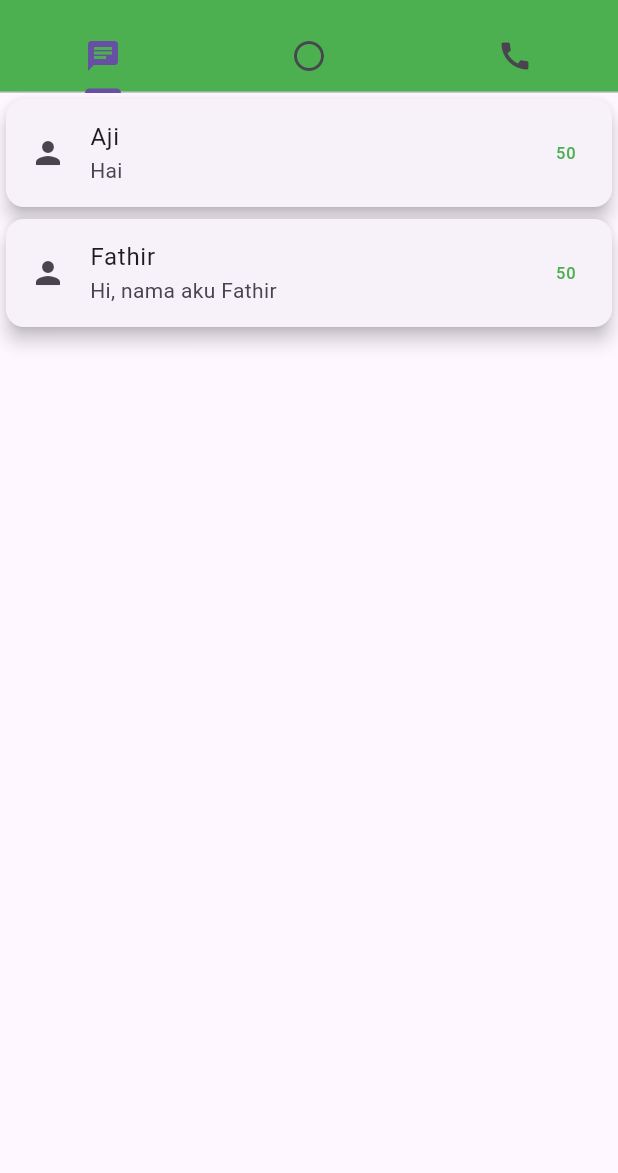
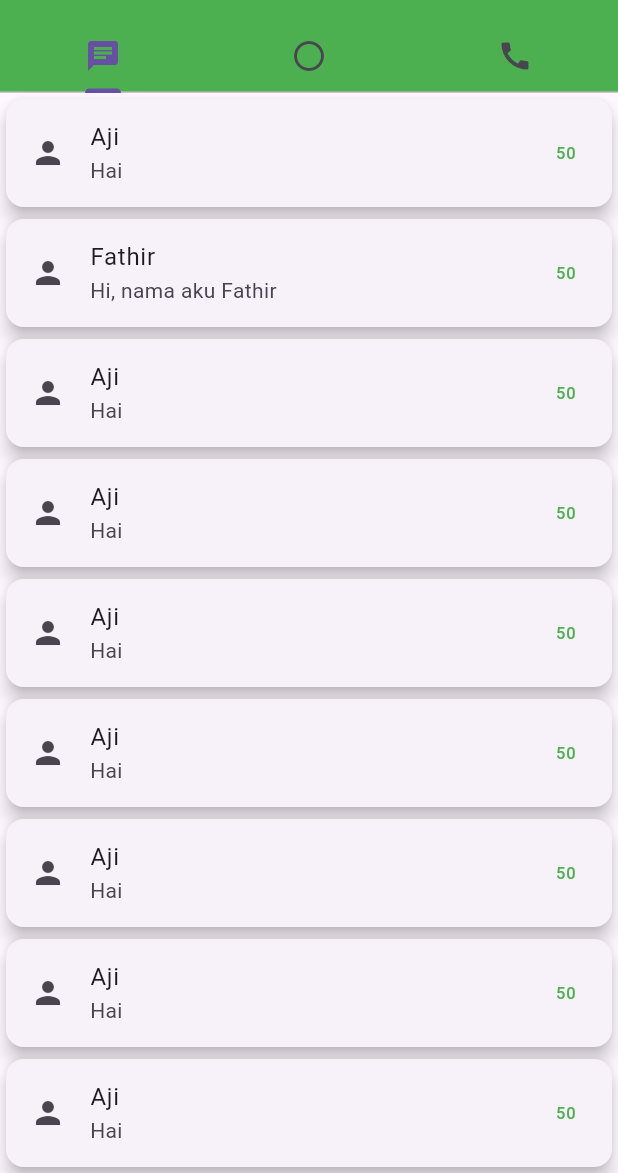
Before and after one commit to 26valdy/WhatsApp-Flutter-Project, a Flutter app: the screen it shows after launch, on a phone screen of 412 x 824 dp, the part 63-1236 px from its top. Run offline on Flutter 3.47's test engine with Material 3 defaults, Android fonts, the phone set to English and light mode, and no system bars.

Commit message:
Merapikan layout dengan widget ListView

```diff
--- a/lib/main.dart
+++ b/lib/main.dart
@@ -68,6 +68,186 @@ class _MyHomePageState extends State<MyHomePage> {
                   leading: Icon(Icons.person),
                   title: Text("Fathir"),
                   subtitle: Text("Hi, nama aku Fathir"),
+                  trailing: Text(
+                    "50",
+                    style: TextStyle(color: Colors.green),
+                  ),
+                ),
+              ),
+              Card(
+                elevation: 5,
+                child: ListTile(
+                  leading: Icon(Icons.person),
+                  title: Text("Aji"),
+                  subtitle: Text("Hai"),
+                  trailing: Text(
+                    "50",
+                    style: TextStyle(color: Colors.green),
+                  ),
+                ),
+              ),
+              Card(
+                elevation: 5,
+                child: ListTile(
+                  leading: Icon(Icons.person),
+                  title: Text("Aji"),
+                  subtitle: Text("Hai"),
+                  trailing: Text(
+                    "50",
+                    style: TextStyle(color: Colors.green),
+                  ),
+                ),
+              ),
+              Card(
+                elevation: 5,
+                child: ListTile(
+                  leading: Icon(Icons.person),
+                  title: Text("Aji"),
+                  subtitle: Text("Hai"),
+                  trailing: Text(
+                    "50",
+                    style: TextStyle(color: Colors.green),
+                  ),
+                ),
+              ),
+              Card(
+                elevation: 5,
+                child: ListTile(
+                  leading: Icon(Icons.person),
+                  title: Text("Aji"),
+                  subtitle: Text("Hai"),
+                  trailing: Text(
+                    "50",
+                    style: TextStyle(color: Colors.green),
+                  ),
+                ),
+              ),
+              Card(
+                elevation: 5,
+                child: ListTile(
+                  leading: Icon(Icons.person),
+                  title: Text("Aji"),
+                  subtitle: Text("Hai"),
+                  trailing: Text(
+                    "50",
+                    style: TextStyle(color: Colors.green),
+                  ),
+                ),
+              ),
+              Card(
+                elevation: 5,
+                child: ListTile(
+                  leading: Icon(Icons.person),
+                  title: Text("Aji"),
+                  subtitle: Text("Hai"),
+                  trailing: Text(
+                    "50",
+                    style: TextStyle(color: Colors.green),
+                  ),
+                ),
+              ),
+                Card(
+                elevation: 5,
+                child: ListTile(
+                  leading: Icon(Icons.person),
+                  title: Text("Aji"),
+                  subtitle: Text("Hai"),
+                  trailing: Text(
+                    "50",
+                    style: TextStyle(color: Colors.green),
+                  ),
+                ),
+              ),
+              Card(
+                elevation: 5,
+                child: ListTile(
+                  leading: Icon(Icons.person),
+                  title: Text("Aji"),
+                  subtitle: Text("Hai"),
+                  trailing: Text(
+                    "50",
+                    style: TextStyle(color: Colors.green),
+                  ),
+                ),
+              ),
+              Card(
+                elevation: 5,
+                child: ListTile(
+                  leading: Icon(Icons.person),
+                  title: Text("Aji"),
+                  subtitle: Text("Hai"),
+                  trailing: Text(
+                    "50",
+                    style: TextStyle(color: Colors.green),
+                  ),
+                ),
+              ),
+              Card(
+                elevation: 5,
+                child: ListTile(
+                  leading: Icon(Icons.person),
+                  title: Text("Aji"),
+                  subtitle: Text("Hai"),
+                  trailing: Text(
+                    "50",
+                    style: TextStyle(color: Colors.green),
+                  ),
+                ),
+              ),
+              Card(
+                elevation: 5,
+                child: ListTile(
+                  leading: Icon(Icons.person),
+                  title: Text("Aji"),
+                  subtitle: Text("Hai"),
+                  trailing: Text(
+                    "50",
+                    style: TextStyle(color: Colors.green),
+                  ),
+                ),
+              ),
+              Card(
+                elevation: 5,
+                child: ListTile(
+                  leading: Icon(Icons.person),
+                  title: Text("Aji"),
+                  subtitle: Text("Hai"),
+                  trailing: Text(
+                    "50",
+                    style: TextStyle(color: Colors.green),
+                  ),
+                ),
+              ),
+              Card(
+                elevation: 5,
+                child: ListTile(
+                  leading: Icon(Icons.person),
+                  title: Text("Aji"),
+                  subtitle: Text("Hai"),
+                  trailing: Text(
+                    "50",
+                    style: TextStyle(color: Colors.green),
+                  ),
+                ),
+              ),
+              Card(
+                elevation: 5,
+                child: ListTile(
+                  leading: Icon(Icons.person),
+                  title: Text("Aji"),
+                  subtitle: Text("Hai"),
+                  trailing: Text(
+                    "50",
+                    style: TextStyle(color: Colors.green),
+                  ),
+                ),
+              ),
+              Card(
+                elevation: 5,
+                child: ListTile(
+                  leading: Icon(Icons.person),
+                  title: Text("Aji"),
+                  subtitle: Text("Hai"),
                   trailing: Text(
                     "50",
                     style: TextStyle(color: Colors.green),
```
